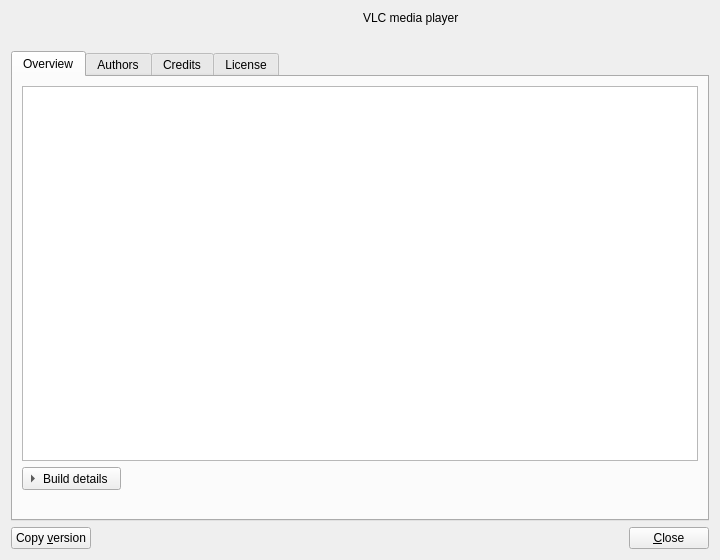
Qt form modules/gui/qt/dialogs/help/about.ui (WIFARO/juxtopposed-vlc) before a commit.
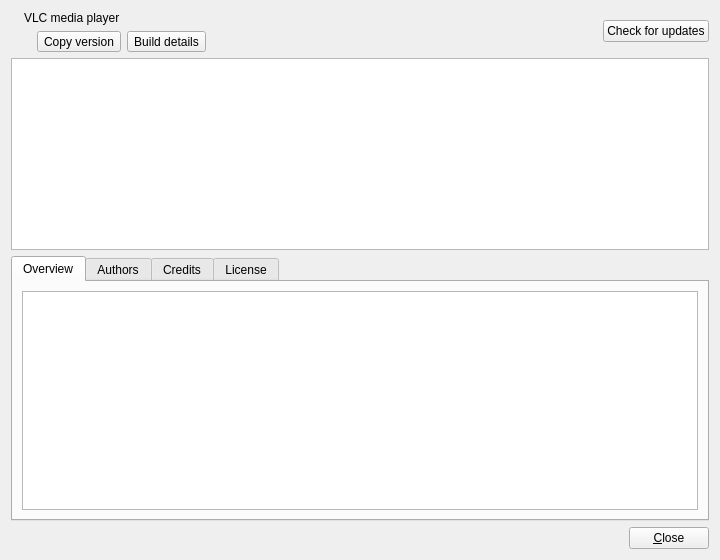
The same form after that commit.

Commit message: qt: add compact About header actions and update checks

The edit to the form file:
```diff
--- a/modules/gui/qt/dialogs/help/about.ui
+++ b/modules/gui/qt/dialogs/help/about.ui
@@ -10,9 +10,30 @@
     <height>560</height>
    </rect>
   </property>
-  <layout class="QVBoxLayout" name="verticalLayout">
+  <layout class="QVBoxLayout" name="verticalLayout" stretch="0,0,1,0">
    <item>
-    <layout class="QHBoxLayout" name="headerLayout">
+    <widget class="QWidget" name="aboutHeader">
+     <property name="sizePolicy">
+      <sizepolicy hsizetype="Ignored" vsizetype="Preferred">
+       <horstretch>0</horstretch>
+       <verstretch>0</verstretch>
+      </sizepolicy>
+     </property>
+     <layout class="QHBoxLayout" name="headerLayout" stretch="1,0">
+      <property name="leftMargin">
+       <number>0</number>
+      </property>
+      <property name="topMargin">
+       <number>0</number>
+      </property>
+      <property name="rightMargin">
+       <number>0</number>
+      </property>
+      <property name="bottomMargin">
+       <number>0</number>
+      </property>
+      <item>
+       <layout class="QHBoxLayout" name="identityLayout" stretch="0,1">
      <item>
       <widget class="QLabel" name="VLCcone">
        <property name="text">
@@ -39,21 +60,96 @@
         </widget>
        </item>
        <item>
+           <layout class="QHBoxLayout" name="versionLayout">
+            <item>
         <widget class="QLabel" name="version">
          <property name="textFormat">
           <enum>Qt::PlainText</enum>
          </property>
          <property name="wordWrap">
-          <bool>true</bool>
+               <bool>false</bool>
          </property>
          <property name="textInteractionFlags">
           <set>Qt::TextSelectableByMouse|Qt::TextSelectableByKeyboard</set>
          </property>
         </widget>
        </item>
+            <item>
+             <widget class="QToolButton" name="copyVersionButton">
+              <property name="text">
+               <string>Copy version</string>
+              </property>
+              <property name="toolButtonStyle">
+               <enum>Qt::ToolButtonIconOnly</enum>
+              </property>
+              <property name="focusPolicy">
+               <enum>Qt::StrongFocus</enum>
+              </property>
+             </widget>
+            </item>
+            <item>
+             <widget class="QToolButton" name="buildDetailsButton">
+              <property name="text">
+               <string>Build details</string>
+              </property>
+              <property name="toolButtonStyle">
+               <enum>Qt::ToolButtonIconOnly</enum>
+              </property>
+              <property name="checkable">
+               <bool>true</bool>
+              </property>
+              <property name="focusPolicy">
+               <enum>Qt::StrongFocus</enum>
+              </property>
+             </widget>
+            </item>
+            <item>
+             <spacer name="versionSpacer">
+              <property name="orientation">
+               <enum>Qt::Horizontal</enum>
+              </property>
+              <property name="sizeHint" stdset="0">
+               <size>
+                <width>0</width>
+                <height>0</height>
+               </size>
+              </property>
+             </spacer>
+            </item>
       </layout>
      </item>
     </layout>
+        </item>
+       </layout>
+      </item>
+      <item alignment="Qt::AlignVCenter|Qt::AlignRight">
+       <widget class="QPushButton" name="checkUpdatesButton">
+        <property name="text">
+         <string>Check for updates</string>
+        </property>
+        <property name="autoDefault">
+         <bool>false</bool>
+        </property>
+       </widget>
+      </item>
+     </layout>
+    </widget>
+   </item>
+   <item>
+    <widget class="QPlainTextEdit" name="buildDetails">
+     <property name="readOnly">
+      <bool>true</bool>
+     </property>
+     <property name="undoRedoEnabled">
+      <bool>false</bool>
+     </property>
+     <property name="tabChangesFocus">
+      <bool>true</bool>
+     </property>
+     <property name="textInteractionFlags">
+      <set>Qt::TextSelectableByMouse|Qt::TextSelectableByKeyboard</set>
+     </property>
+    </widget>
    </item>
    <item>
     <widget class="QTabWidget" name="aboutTabs">
@@ -72,35 +168,6 @@
          </property>
         </widget>
        </item>
-       <item>
-        <widget class="QToolButton" name="buildDetailsButton">
-         <property name="text">
-          <string>Build details</string>
-         </property>
-         <property name="toolButtonStyle">
-          <enum>Qt::ToolButtonTextBesideIcon</enum>
-         </property>
-         <property name="arrowType">
-          <enum>Qt::RightArrow</enum>
-         </property>
-         <property name="checkable">
-          <bool>true</bool>
-         </property>
-        </widget>
-       </item>
-       <item>
-        <widget class="QLabel" name="buildDetails">
-         <property name="textFormat">
-          <enum>Qt::PlainText</enum>
-         </property>
-         <property name="wordWrap">
-          <bool>true</bool>
-         </property>
-         <property name="textInteractionFlags">
-          <set>Qt::TextSelectableByMouse|Qt::TextSelectableByKeyboard</set>
-         </property>
-        </widget>
-       </item>
       </layout>
      </widget>
      <widget class="QPlainTextEdit" name="authorsPage">
@@ -158,16 +225,6 @@
    </item>
    <item>
     <layout class="QHBoxLayout" name="footerLayout">
-     <item>
-      <widget class="QPushButton" name="copyVersionButton">
-       <property name="text">
-        <string>Copy &amp;version</string>
-       </property>
-       <property name="autoDefault">
-        <bool>false</bool>
-       </property>
-      </widget>
-     </item>
      <item>
       <widget class="QLabel" name="copyFeedback">
        <property name="wordWrap">
```
Left out of the diff: 9 changed lines with no effect on the pictures. Lines whose indentation alone changed are shown as unchanged. The commit also changes 6 other files.
